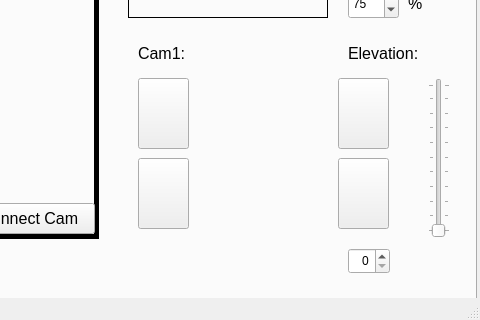
Before: the Qt Designer form Software/GUI/Rover_test/mainwindow.ui in OgLocGreen/proyecto_sistema_mecatronico_industrial, drawn with Qt 5; both pictures show x 834 to 1314 and y 427 to 747 of the 1314 by 747 pixel window.
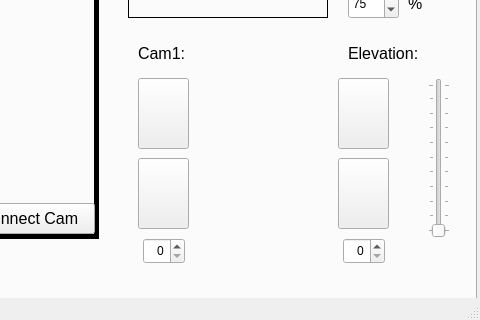
After: the same form once the commit is applied. The open tabs and pages were chosen to show the change. Icons and pictures are not drawn.

The edit to the form file:
```diff
--- a/Software/GUI/Rover_test/mainwindow.ui
+++ b/Software/GUI/Rover_test/mainwindow.ui
@@ -212,8 +212,8 @@
      <widget class="QSpinBox" name="qElev_spinBox">
       <property name="geometry">
        <rect>
-        <x>1180</x>
-        <y>630</y>
+        <x>1175</x>
+        <y>620</y>
         <width>42</width>
         <height>26</height>
        </rect>
@@ -578,6 +578,19 @@
        <string>Connection failed!</string>
       </property>
      </widget>
+     <widget class="QSpinBox" name="qElev_spinBox_2">
+      <property name="geometry">
+       <rect>
+        <x>975</x>
+        <y>620</y>
+        <width>42</width>
+        <height>26</height>
+       </rect>
+      </property>
+      <property name="alignment">
+       <set>Qt::AlignRight|Qt::AlignTrailing|Qt::AlignVCenter</set>
+      </property>
+     </widget>
     </widget>
     <widget class="QWidget" name="tab_2">
      <attribute name="title">
```
Left out of the diff: 2 changed lines with no effect on the pictures.
